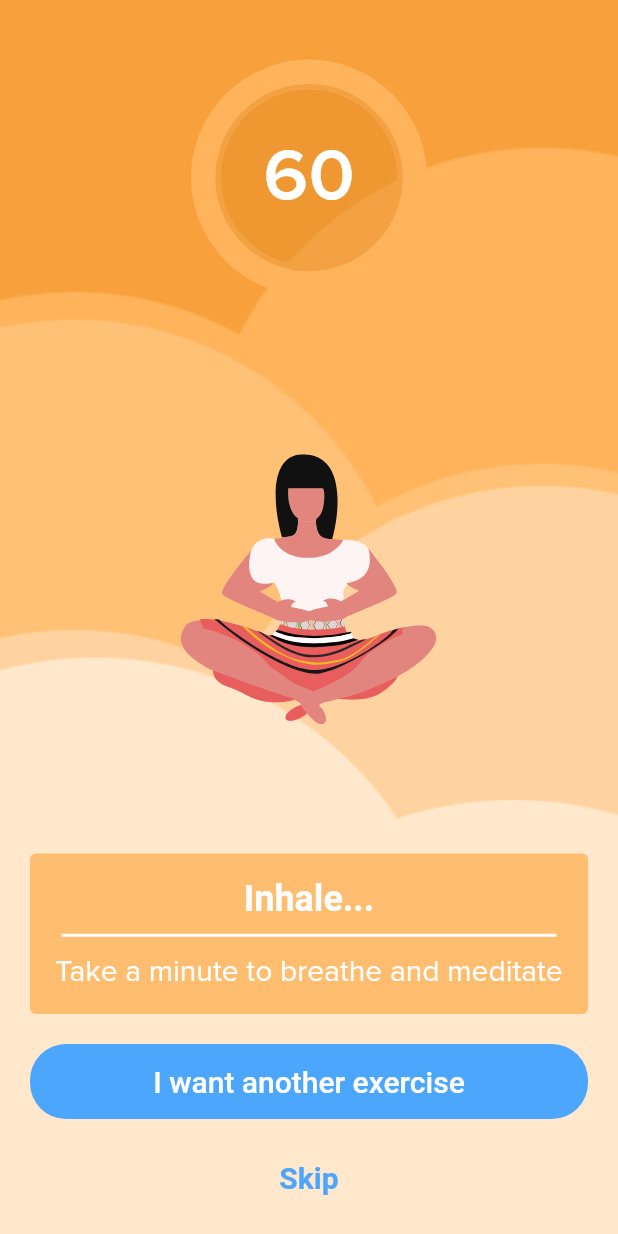
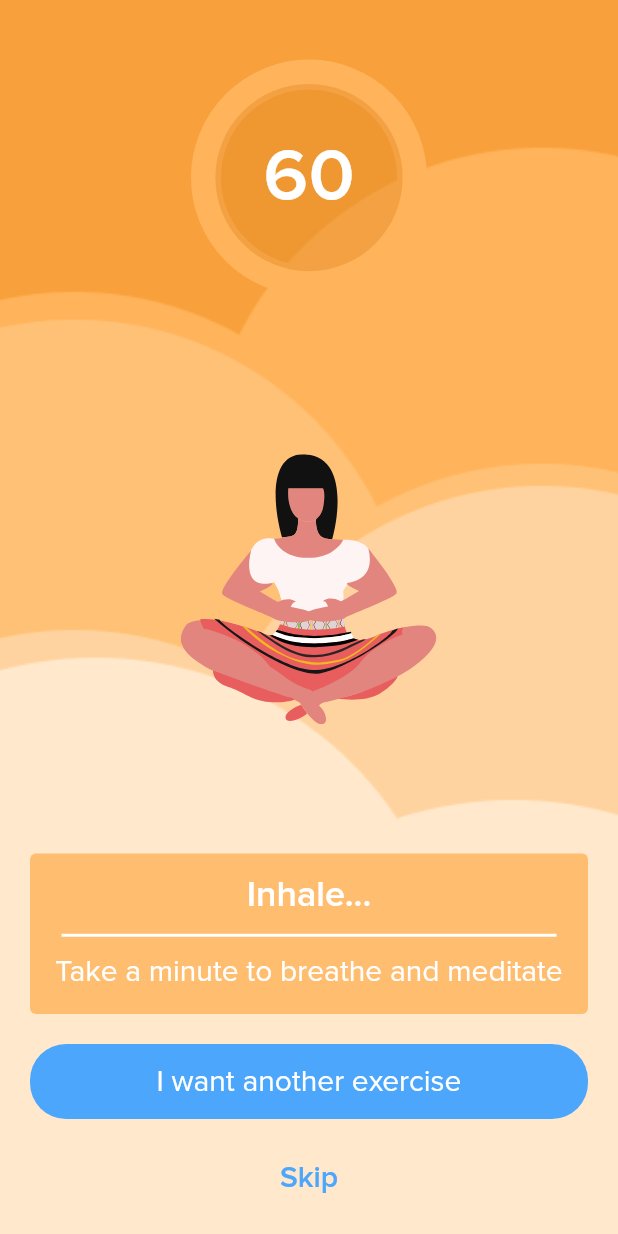
Before and after one commit to JobCuta/CIS-9340-Thesis, a Flutter app: the screen it shows after launch, swiped to page 2, on a phone screen of 412 x 824 dp. Run offline on Flutter 3.47's test engine with Material 2 defaults, Android fonts, the phone set to English and light mode, and no system bars; drawn by our look-alikes of animated_text_kit, circular_countdown_timer; our stand-ins replace email_validator, flutter_secure_storage, flutter_svg, get, multi_select_flutter, percent_indicator and 2 more.

Commit message:
added main Theme

```diff
--- a/lib/main.dart
+++ b/lib/main.dart
@@ -1,7 +1,5 @@
 import 'package:flutter/material.dart';
-import 'package:flutter_application_1/screens/main/HomepageScreen.dart';
 import 'package:flutter_application_1/screens/onboarding/login_registration/AnonymousScreen.dart';
-import 'apis/userSecureStorage.dart';
 import 'screens/onboarding/intro/ShakeScreen.dart';
 import 'screens/onboarding/intro/IntroductionScreen.dart';
 import 'screens/onboarding/login_registration/AboutSelfScreen.dart';
@@ -14,7 +12,6 @@ import 'screens/onboarding/questionnaires/LoadingResultsScreen.dart';
 import 'screens/onboarding/questionnaires/PHQ9Interpretation.dart';
 import 'screens/onboarding/questionnaires/PHQ9Screen.dart';
 import 'package:get/get.dart';
-
 import 'screens/onboarding/questionnaires/SetNotificationScreen.dart';
 
 // import 'package:flutter_secure_storage/flutter_secure_storage.dart';
@@ -65,10 +62,21 @@ class Main extends StatelessWidget {
           GetPage(
               name: '/notifScreen', page: () => const SetNotificationScreen()),
         ],
+        theme: ThemeData(
+          fontFamily: 'Proxima Nova',
+          //Use this to specify the default text styling
+          textTheme: const TextTheme(
+            headline1: TextStyle(fontSize: 30.0, fontWeight: FontWeight.w700),
+            bodyText1: TextStyle(fontSize: 16.0, fontWeight: FontWeight.w600),
+            bodyText2: TextStyle(fontSize: 14.0, fontWeight: FontWeight.w400),
+            subtitle1: TextStyle(fontSize: 20.0, fontWeight: FontWeight.w600),
+          ),
+        ),
         home:
             //change to screen checking log-in persisence
             // (UserSecureStorage.getLoginKey() == "loginKey")
             // ? const HomePageScreen():
             const IntroductionScreen());
+
   }
 }
--- a/lib/screens/onboarding/intro/IntroductionScreen.dart
+++ b/lib/screens/onboarding/intro/IntroductionScreen.dart
@@ -2,6 +2,7 @@ import 'package:flutter/material.dart';
 import 'package:get/get.dart';
 import 'package:flutter/gestures.dart';
 import 'package:flutter_svg/flutter_svg.dart';
+
 
 void main() {
   runApp(const IntroductionScreen());
--- a/lib/screens/onboarding/login_registration/CreateAccountScreen.dart
+++ b/lib/screens/onboarding/login_registration/CreateAccountScreen.dart
@@ -25,10 +25,9 @@ class CreateAccountScreen extends StatelessWidget {
                   'Before we continue...',
                   softWrap: true,
                   style: TextStyle(
-                    fontFamily: 'Proxima Nova',
-                    fontSize: 16,
-                    fontWeight: FontWeight.w600,
-                  ),
+                      fontWeight: FontWeight.w600,
+                      fontSize: 16,
+                      fontFamily: 'Proxima Nova'),
                 ),
               ),
               Padding(
```
